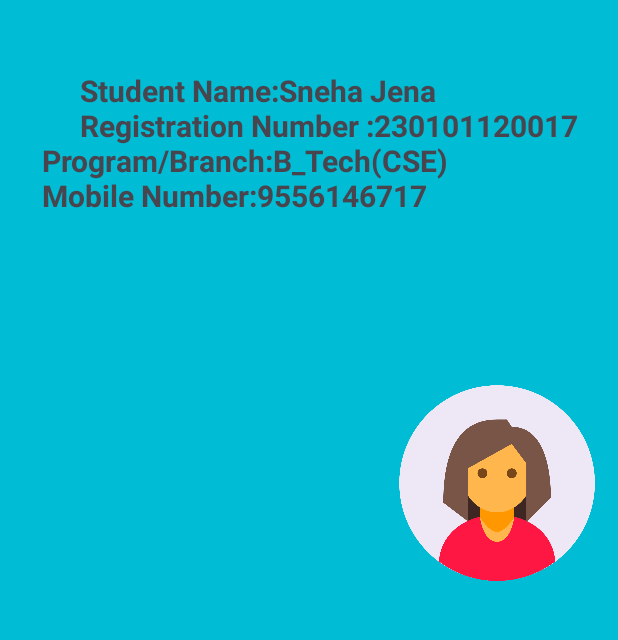
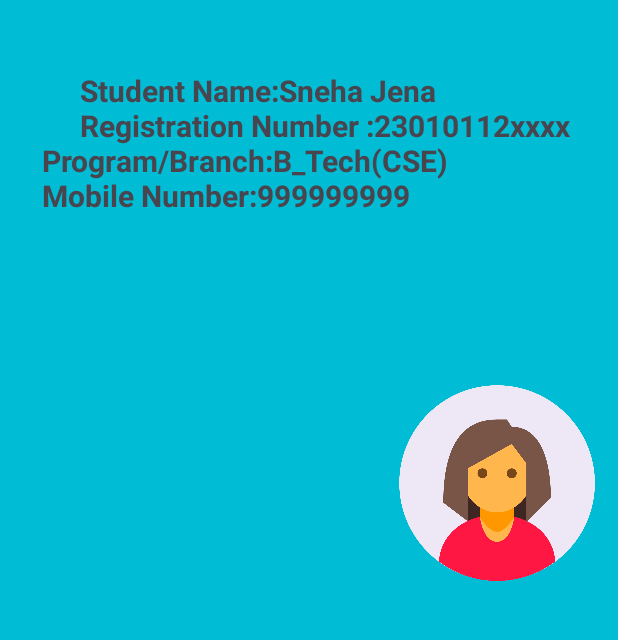
Before and after one commit to pavanO5/ID-Card-Manager-, an Android app: the MainActivity3 screen opened directly, with no data from a screen before it, on a phone screen of 412 x 824 dp, the part 135-775 px from its top. Run offline under Robolectric (Android 15) with nearby library versions, the phone set to English and light mode, and no system bars.

Commit message:
Update activity_main3.xml

```diff
--- a/app/src/main/res/layout/activity_main3.xml
+++ b/app/src/main/res/layout/activity_main3.xml
@@ -22,7 +22,7 @@
         android:layout_height="match_parent"
         android:layout_marginTop="90sp"
         android:background="#00BCD4"
-        android:text="\n\n\t\t\t\t\Student Name:Sneha Jena\n \t\t\t\t\Registration Number :230101120017 \n      Program/Branch:B_Tech(CSE)\n      Mobile Number:9556146717"
+        android:text="\n\n\t\t\t\t\Student Name:Sneha Jena\n \t\t\t\t\Registration Number :23010112xxxx \n      Program/Branch:B_Tech(CSE)\n      Mobile Number:999999999"
         android:textStyle="bold"
         android:textSize="20sp"
         tools:layout_editor_absoluteX="122dp"
```
